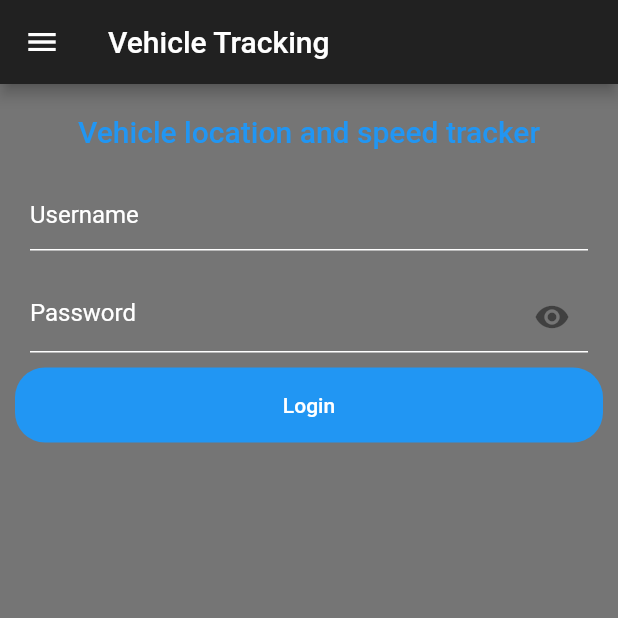
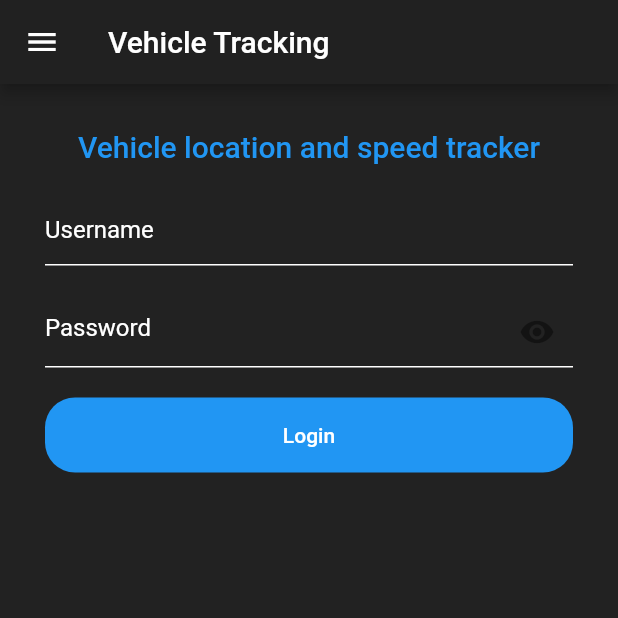
Before and after one commit to Prajeeth347/Vehicle-Tracker, a Flutter app: the screen it shows after launch, on a phone screen of 412 x 824 dp, the top half of it. Run offline on Flutter 3.47's test engine with Material 2 defaults, Android fonts, the phone set to English and light mode, and no system bars; our stand-ins replace animated_splash_screen, google_maps_flutter; missing offline and left inert: dart:ffi.

Commit message:
basic completed app

```diff
--- a/analysis_options.yaml
+++ b/analysis_options.yaml
@@ -7,8 +7,6 @@
 
 # The following line activates a set of recommended lints for Flutter apps,
 # packages, and plugins designed to encourage good coding practices.
-include: package:flutter_lints/flutter.yaml
-
 linter:
   # The lint rules applied to this project can be customized in the
   # section below to disable rules from the `package:flutter_lints/flutter.yaml`
--- a/lib/aboutuspage.dart
+++ b/lib/aboutuspage.dart
@@ -1,4 +1,3 @@
-import 'package:vehicle/sidemenu.dart';
 import 'package:flutter/material.dart';
 
 class aboutuspage extends StatelessWidget {
@@ -7,7 +6,7 @@ class aboutuspage extends StatelessWidget {
     return MaterialApp(
         home: Scaffold(
       backgroundColor: Colors.black54,
-      drawer: SideMenu(),
+      //drawer: SideMenu(),
       appBar: AppBar(
         backgroundColor: Colors.grey[900],
         title: Text(
--- a/lib/aboutuspageafter.dart
+++ b/lib/aboutuspageafter.dart
@@ -1,5 +1,3 @@
-import 'package:vehicle/loginsidemenu.dart';
-import 'package:vehicle/sidemenu.dart';
 import 'package:flutter/material.dart';
 
 class aboutuspageafter extends StatelessWidget {
@@ -8,7 +6,7 @@ class aboutuspageafter extends StatelessWidget {
     return MaterialApp(
         home: Scaffold(
       backgroundColor: Colors.black54,
-      drawer: loginsidemenu(),
+      //drawer: loginsidemenu(),
       appBar: AppBar(
         backgroundColor: Colors.grey[900],
         title: Text(
--- a/lib/contactuspage.dart
+++ b/lib/contactuspage.dart
@@ -1,9 +1,7 @@
 import 'package:url_launcher/url_launcher.dart';
-import 'package:vehicle/sidemenu.dart';
 import 'package:flutter/material.dart';
 
 class contactuspage extends StatelessWidget {
-  @override
   void mailLaunch(command) async {
     if (await canLaunch(command)) {
       await launch(command);
@@ -12,11 +10,12 @@ class contactuspage extends StatelessWidget {
     }
   }
 
+  @override
   Widget build(BuildContext context) {
     return MaterialApp(
         home: Scaffold(
       backgroundColor: Colors.black54,
-      drawer: SideMenu(),
+      //drawer: SideMenu(),
       appBar: AppBar(
         backgroundColor: Colors.grey[900],
         title: Text(
--- a/lib/contactuspageafter.dart
+++ b/lib/contactuspageafter.dart
@@ -1,6 +1,4 @@
 import 'package:url_launcher/url_launcher.dart';
-import 'package:vehicle/loginsidemenu.dart';
-import 'package:vehicle/sidemenu.dart';
 import 'package:flutter/material.dart';
 
 class contactuspageafter extends StatelessWidget {
@@ -17,7 +15,7 @@ class contactuspageafter extends StatelessWidget {
     return MaterialApp(
         home: Scaffold(
       backgroundColor: Colors.black54,
-      drawer: loginsidemenu(),
+      //drawer: loginsidemenu(),
       appBar: AppBar(
         backgroundColor: Colors.grey[900],
         title: Text(
--- a/lib/data.dart
+++ b/lib/data.dart
@@ -1,12 +1,7 @@
 import 'dart:ffi';
-import 'dart:ui';
 import 'dart:async';
 import 'dart:convert';
 import 'package:http/http.dart' as http;
-import 'package:flutter/material.dart';
-import 'package:vehicle/loginsidemenu.dart';
-import 'package:vehicle/main.dart';
-import 'package:google_maps_flutter/google_maps_flutter.dart';
 
 Future<Album> fetchAlbum() async {
   final response =
--- a/lib/forgotpasswordpage.dart
+++ b/lib/forgotpasswordpage.dart
@@ -1,5 +1,4 @@
 import 'package:vehicle/main.dart';
-import 'package:flutter/src/widgets/navigation_toolbar.dart';
 import 'package:flutter/material.dart';
 
 class forgotPasswordpage extends StatelessWidget {
--- a/lib/loginsidemenu.dart
+++ b/lib/loginsidemenu.dart
@@ -1,7 +1,5 @@
-import 'package:vehicle/aboutuspage.dart';
 import 'package:vehicle/aboutuspageafter.dart';
 import 'package:vehicle/afterlogin.dart';
-import 'package:vehicle/contactuspage.dart';
 import 'package:vehicle/contactuspageafter.dart';
 import 'package:vehicle/main.dart';
 import 'package:flutter/material.dart';
--- a/lib/main.dart
+++ b/lib/main.dart
@@ -1,12 +1,11 @@
 import 'package:animated_splash_screen/animated_splash_screen.dart';
+import 'package:flutter/foundation.dart';
 import 'package:vehicle/afterlogin.dart';
-import 'package:vehicle/contactuspage.dart';
-import 'package:vehicle/forgotpasswordpage.dart';
 import 'package:vehicle/sidemenu.dart';
 import 'package:flutter/material.dart';
-import 'package:flutter/src/widgets/navigation_toolbar.dart';
 
 void main() {
+  debugDefaultTargetPlatformOverride = TargetPlatform.android;
   runApp(
     MyApp(),
   );
@@ -63,7 +62,7 @@ class _loginpageState extends State<loginpage> {
   @override
   Widget build(BuildContext context) {
     return Scaffold(
-      backgroundColor: Colors.black54,
+      backgroundColor: Colors.black87,
       appBar: AppBar(
         backgroundColor: Colors.grey[900],
         title: Text(
@@ -95,7 +94,9 @@ class _loginpageState extends State<loginpage> {
         },
         child: Center(
           child: Padding(
-            padding: EdgeInsets.all(10),
+            padding: EdgeInsets.all(20),
+            child: Align(
+              alignment: Alignment.center,
               child: ListView(
                 children: <Widget>[
                   Container(
@@ -114,6 +115,7 @@ class _loginpageState extends State<loginpage> {
                     child: TextField(
                       style: TextStyle(color: Colors.white),
                       controller: usernamecontroller,
+                      keyboardType: TextInputType.emailAddress,
                       decoration: InputDecoration(
                         enabledBorder: UnderlineInputBorder(
                           borderSide: BorderSide(color: Colors.white),
@@ -130,6 +132,8 @@ class _loginpageState extends State<loginpage> {
                       obscureText: _isObscure,
                       style: TextStyle(color: Colors.white),
                       controller: passwordcontroller,
+                      keyboardType: TextInputType.streetAddress,
+                      textCapitalization: TextCapitalization.sentences,
                       decoration: InputDecoration(
                         enabledBorder: UnderlineInputBorder(
                           borderSide: BorderSide(color: Colors.white),
@@ -165,9 +169,11 @@ class _loginpageState extends State<loginpage> {
                       ),
                     ),
                   ),*/
-                Container(
+                  Padding(
+                    padding: const EdgeInsets.all(10),
+                    child: Container(
                       height: 50,
-                  width: 250,
+                      width: 20,
                       decoration: BoxDecoration(
                           color: Colors.blue,
                           borderRadius: BorderRadius.circular(20)),
@@ -183,14 +189,16 @@ class _loginpageState extends State<loginpage> {
                                 context: context,
                                 builder: (BuildContext context) => AlertDialog(
                                       title: Text('No Username entered'),
-                                  content: const Text('Enter a valid Username'),
+                                      content:
+                                          const Text('Enter a valid Username'),
                                     ));
                           } else if (passwordcontroller.text == '') {
                             showDialog<String>(
                                 context: context,
                                 builder: (BuildContext context) => AlertDialog(
                                       title: Text('No Password entered'),
-                                  content: const Text('Enter a valid Password'),
+                                      content:
+                                          const Text('Enter a valid Password'),
                                     ));
                           } else if (usernamecontroller.text == '' ||
                               passwordcontroller.text == '') {
@@ -217,7 +225,9 @@ class _loginpageState extends State<loginpage> {
                             )),
                       ),
                     ),
+                  ),
                 ],
+              ),
             ),
           ),
         ),
--- a/pubspec.yaml
+++ b/pubspec.yaml
@@ -43,6 +43,8 @@ dependencies:
   http: ^0.13.4
   flutter_local_notifications: ^9.0.0
   url_launcher: ^6.0.12
+  google_maps_flutter_web: ^0.3.2
+  get: ^4.3.8
 
 dev_dependencies:
   flutter_test:
```
Also changed, not shown: lib/afterlogin.dart (+59 -25 lines), pubspec.lock. Lines whose indentation alone changed are shown as unchanged.
